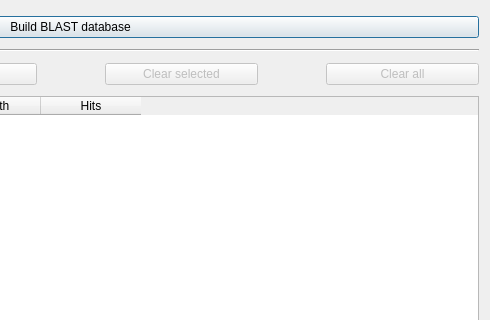
Old version of the form ui/blastsearchdialog.ui in the repository rrwick/Bandage; both pictures show x 578 to 1068 and y 0 to 320 of the 1068 by 753 pixel window.
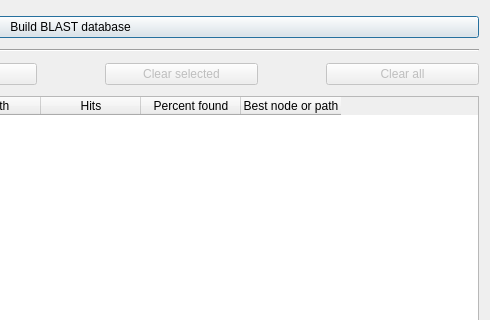
New version of the form. Custom widgets are drawn as their Qt base class.

Commit message: Add new Blast query table columns

Patch:
```diff
--- a/ui/blastsearchdialog.ui
+++ b/ui/blastsearchdialog.ui
@@ -110,6 +110,16 @@
        <string>Hits</string>
       </property>
      </column>
+     <column>
+      <property name="text">
+       <string>Percent found</string>
+      </property>
+     </column>
+     <column>
+      <property name="text">
+       <string>Best node or path</string>
+      </property>
+     </column>
     </widget>
    </item>
    <item row="11" column="1">
```
The commit also changes 3 other files.
